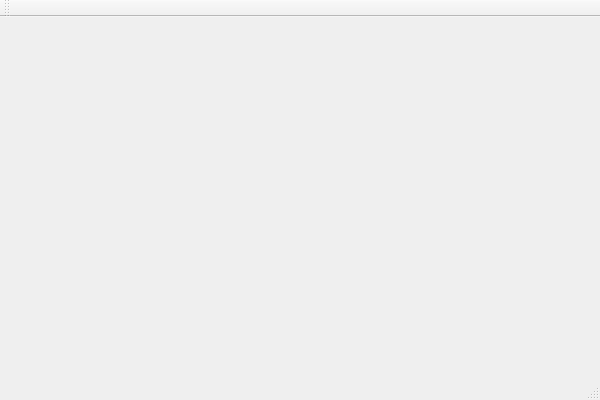
Above: resources/ui/cpbr.ui from Duadua/cloudghost before the change. Below: the same form after it.
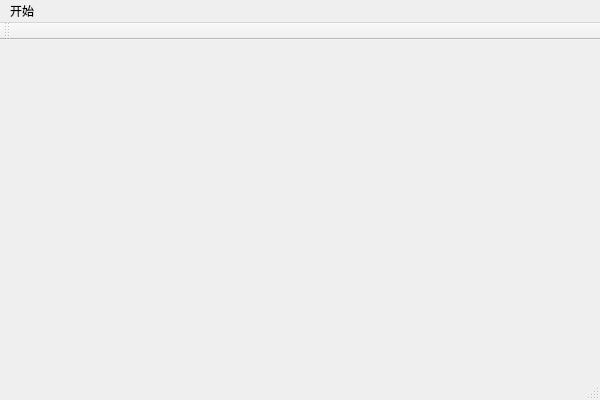
That is the form after the change.

```diff
--- a/resources/ui/cpbr.ui
+++ b/resources/ui/cpbr.ui
@@ -23,6 +23,12 @@
      <height>29</height>
     </rect>
    </property>
+   <widget class="QMenu" name="menu">
+    <property name="title">
+     <string>开始</string>
+    </property>
+   </widget>
+   <addaction name="menu"/>
   </widget>
   <widget class="QToolBar" name="mainToolBar">
    <attribute name="toolBarArea">
```
